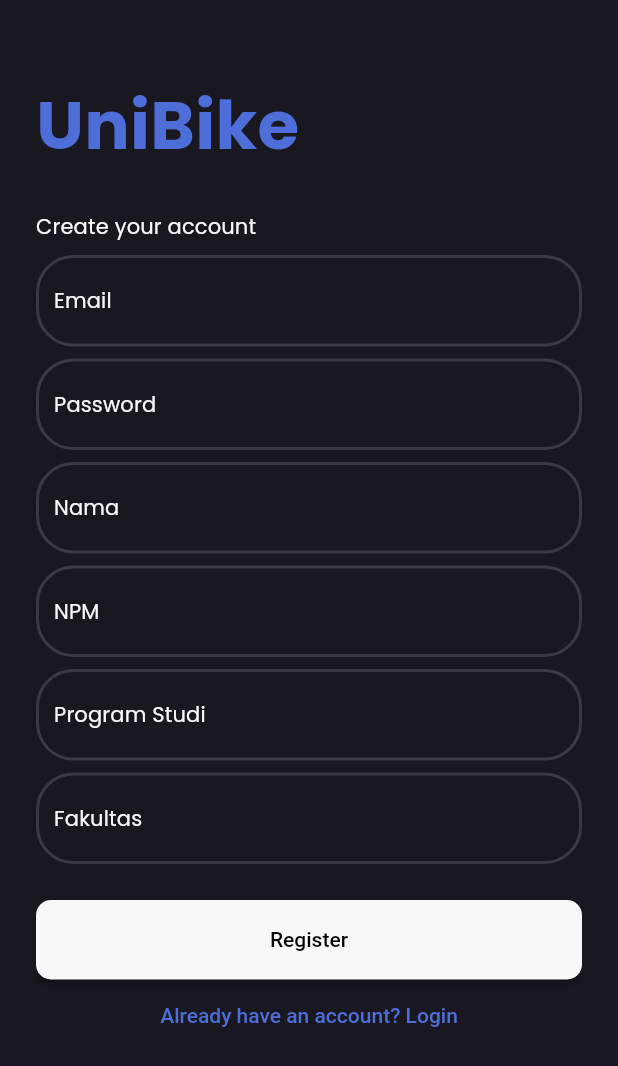
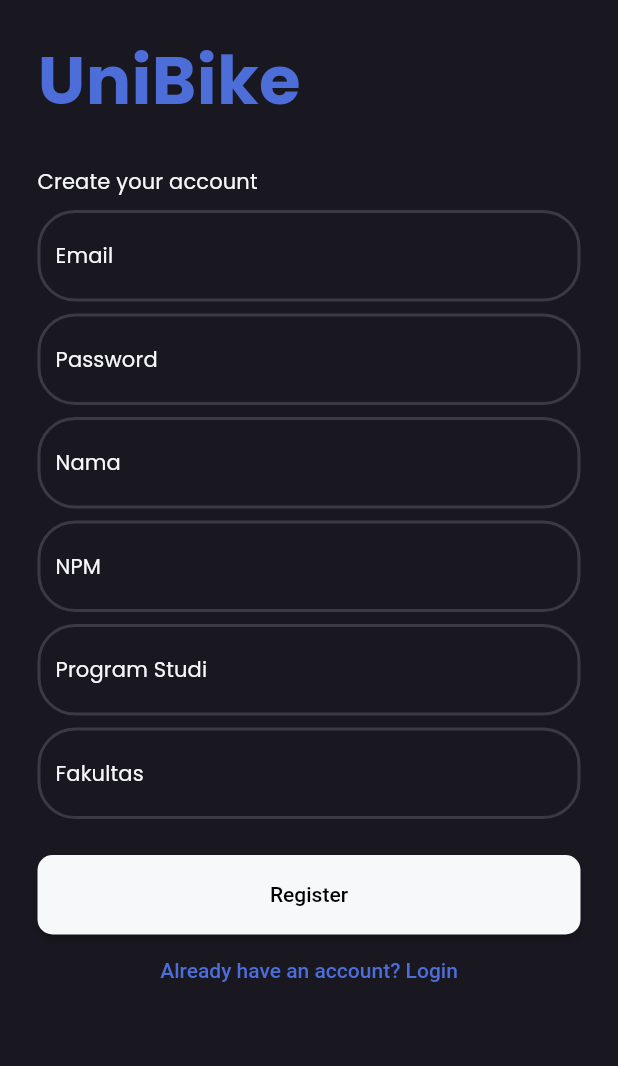
Before and after one commit to fionayovita/UniBike, a Flutter app: the screen it shows after launch, after a tap on "Register", on a phone screen of 412 x 824 dp. Shown: the top 1066 px of the screen. Run offline on Flutter 3.47's test engine with Material 2 defaults, Android fonts, the phone set to English and light mode, and no system bars; our stand-ins replace cloud_firestore, curved_navigation_bar, firebase_auth, firebase_core, flutter_local_notifications, google_fonts and 2 more; missing offline and left inert: android_alarm_manager; accounts and stored records are empty.

Commit message:
Membuat tampilan responsif web

```diff
--- a/lib/ui/login_page.dart
+++ b/lib/ui/login_page.dart
@@ -28,23 +28,30 @@ class _LoginPageState extends State<LoginPage> {
         child: SingleChildScrollView(
           child: LayoutBuilder(
       builder: (BuildContext context, BoxConstraints constraints) {
-        if (constraints.maxWidth > 700) {
+        if (constraints.maxWidth <= 700) {
           return Padding(
-            padding: const EdgeInsets.only(
-                top: 20.0, left: 25.0, right: 25.0, bottom: 20.0),
+            padding: const EdgeInsets.symmetric(
+                horizontal: 25.0, vertical: 20.0),
             child: _textField(context)
           );
-        } else {
-          return Center(
-            /*padding: const EdgeInsets.only(
-                top: 20.0, left: 200.0, right: 200.0, bottom: 20.0),*/
+        } else if (constraints.maxWidth <= 1400) {
+          return Padding(
+            padding: const EdgeInsets.symmetric(
+                horizontal: 200.0, vertical: 20.0),
             child: _textField(context)
-            );
-          }
+          );
+        }
+        else {
+          return Padding(
+            padding: const EdgeInsets.symmetric(
+                horizontal: 550.0, vertical: 20.0),
+            child: _textField(context)
+          );
+        }
       },
     ),
-        ),
-      ),
+  ),
+),
     );
   }
 
--- a/lib/ui/register_page.dart
+++ b/lib/ui/register_page.dart
@@ -31,9 +31,36 @@ class _RegisterPageState extends State<RegisterPage> {
     return Scaffold(
       backgroundColor: darkPrimaryColor,
       body: SingleChildScrollView(
-        child: Padding(
-          padding: const EdgeInsets.symmetric(horizontal: 24.0, vertical: 50.0),
-          child: Column(
+        child: LayoutBuilder(
+      builder: (BuildContext context, BoxConstraints constraints) {
+        if (constraints.maxWidth <= 700) {
+          return Padding(
+            padding: const EdgeInsets.symmetric(
+                horizontal: 25.0, vertical: 20.0),
+            child: _textField(context)
+            );
+        }else if (constraints.maxWidth <= 1500) {
+          return Padding(
+            padding: const EdgeInsets.symmetric(
+                horizontal: 200.0, vertical: 20.0),
+            child: _textField(context)
+            );
+        }
+        else {
+          return Padding(
+            padding: const EdgeInsets.symmetric(
+                horizontal: 550.0, vertical: 20.0),
+            child: _textField(context)
+            );
+          }
+        },
+      ),
+    ),
+  );
+}
+
+  Widget _textField(BuildContext context) {
+    return Column(
             mainAxisAlignment: MainAxisAlignment.center,
             crossAxisAlignment: CrossAxisAlignment.stretch,
             children: [
@@ -162,11 +189,9 @@ class _RegisterPageState extends State<RegisterPage> {
                 onPressed: () => Navigator.pop(context),
               ),
             ],
-          ),
-        ),
-      ),
-    );
+          );
   }
+
 
   @override
   void dispose() {
```
Also changed, not shown: lib/ui/main_page.dart (+35 -10 lines).
